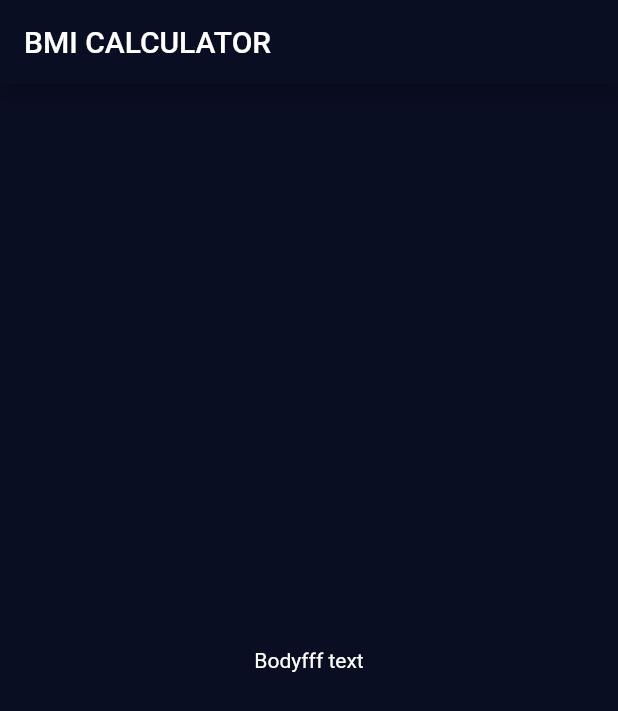
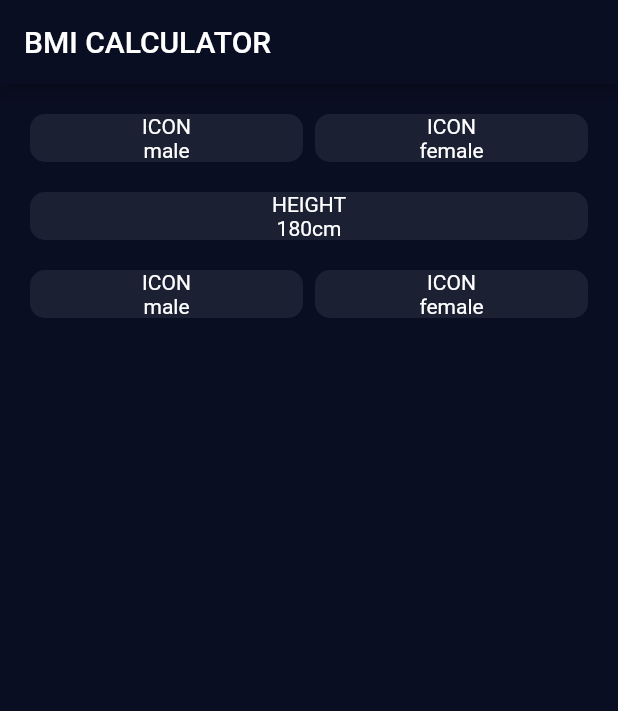
Before and after one commit to piotrstanny/flutter-bmi-calculator, a Flutter app: the screen it shows after launch, on a phone screen of 412 x 824 dp. Shown: the top 711 px of the screen. Run offline on Flutter 3.47's test engine with Material 2 defaults, Android fonts, the phone set to English and light mode, and no system bars.

Commit message:
Build widget tree for layout

```diff
--- a/lib/input_page.dart
+++ b/lib/input_page.dart
@@ -13,8 +13,109 @@ class _InputPageState extends State<InputPage> {
       appBar: AppBar(
         title: Text('BMI CALCULATOR'),
       ),
-      body: Center(
-        child: Text('Bodyfff text'),
+      body: Padding(
+        padding: const EdgeInsets.all(20.0),
+        child: Column(
+          children: <Widget>[
+            Row(
+              children: <Widget>[
+                Expanded(
+                  child: Container(
+                    decoration: BoxDecoration(
+                      color: Color(0xFF1C2033),
+                      borderRadius: BorderRadius.circular(10.0),
+                    ),
+                    child: Column(
+                      mainAxisAlignment: MainAxisAlignment.center,
+                      children: <Widget>[
+                        Text('ICON'),
+                        Text('male'),
+                      ],
+                    ),
+                  ),
+                ),
+                SizedBox(
+                  width: 8.0,
+                ),
+                Expanded(
+                  child: Container(
+                    decoration: BoxDecoration(
+                        color: Color(0xFF1C2033),
+                        borderRadius: BorderRadius.circular(10.0)),
+                    child: Column(
+                      mainAxisAlignment: MainAxisAlignment.center,
+                      children: <Widget>[
+                        Text('ICON'),
+                        Text('female'),
+                      ],
+                    ),
+                  ),
+                )
+              ],
+            ),
+            SizedBox(
+              height: 20.0,
+            ),
+            Row(
+              children: <Widget>[
+                Expanded(
+                  child: Container(
+                    decoration: BoxDecoration(
+                      color: Color(0xFF1C2033),
+                      borderRadius: BorderRadius.circular(10.0),
+                    ),
+                    child: Column(
+                      mainAxisAlignment: MainAxisAlignment.center,
+                      children: <Widget>[
+                        Text('HEIGHT'),
+                        Text('180cm'),
+                      ],
+                    ),
+                  ),
+                ),
+              ],
+            ),
+            SizedBox(
+              height: 20.0,
+            ),
+            Row(
+              children: <Widget>[
+                Expanded(
+                  child: Container(
+                    decoration: BoxDecoration(
+                      color: Color(0xFF1C2033),
+                      borderRadius: BorderRadius.circular(10.0),
+                    ),
+                    child: Column(
+                      mainAxisAlignment: MainAxisAlignment.center,
+                      children: <Widget>[
+                        Text('ICON'),
+                        Text('male'),
+                      ],
+                    ),
+                  ),
+                ),
+                SizedBox(
+                  width: 8.0,
+                ),
+                Expanded(
+                  child: Container(
+                    decoration: BoxDecoration(
+                        color: Color(0xFF1C2033),
+                        borderRadius: BorderRadius.circular(10.0)),
+                    child: Column(
+                      mainAxisAlignment: MainAxisAlignment.center,
+                      children: <Widget>[
+                        Text('ICON'),
+                        Text('female'),
+                      ],
+                    ),
+                  ),
+                )
+              ],
+            ),
+          ],
+        ),
       ),
     );
   }
--- a/lib/main.dart
+++ b/lib/main.dart
@@ -13,6 +13,7 @@ class MyApp extends StatelessWidget {
       theme: ThemeData.dark().copyWith(
         primaryColor: Color(0xFF0A0E23),
         scaffoldBackgroundColor: Color(0xFF0A0E23),
+        canvasColor: Colors.pink,
         visualDensity: VisualDensity.adaptivePlatformDensity,
       ),
       home: InputPage(),
```
